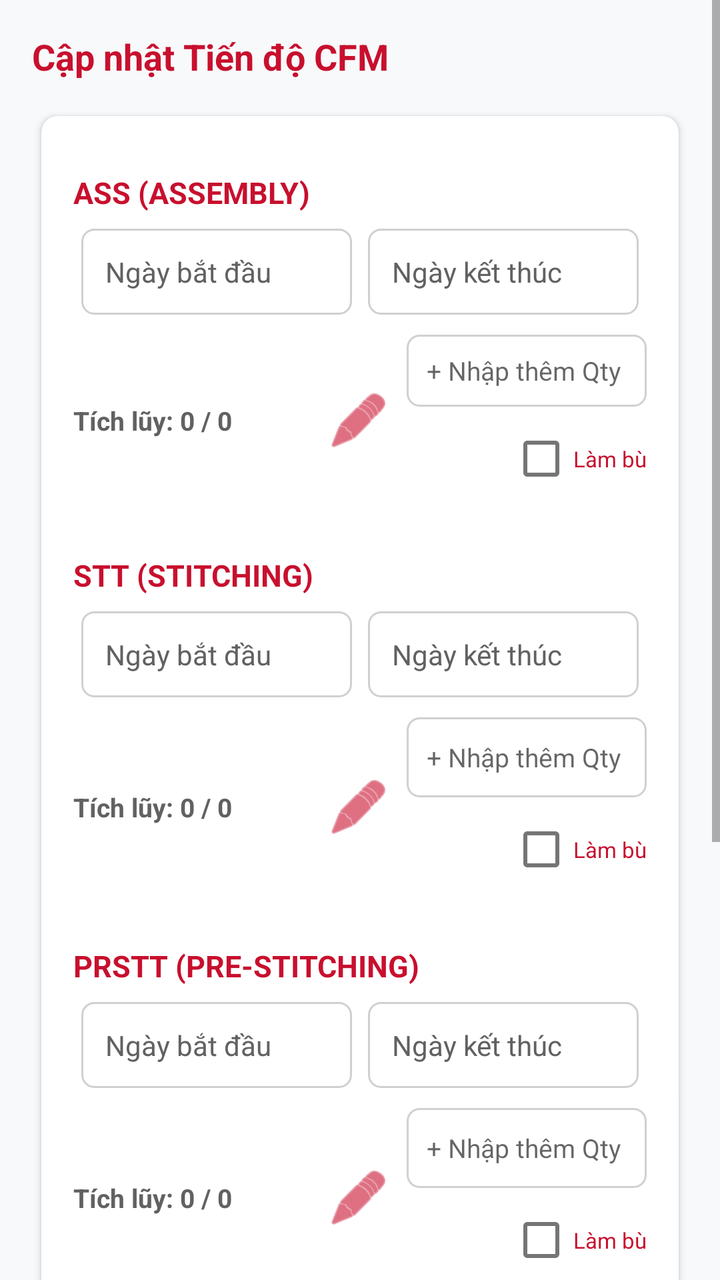
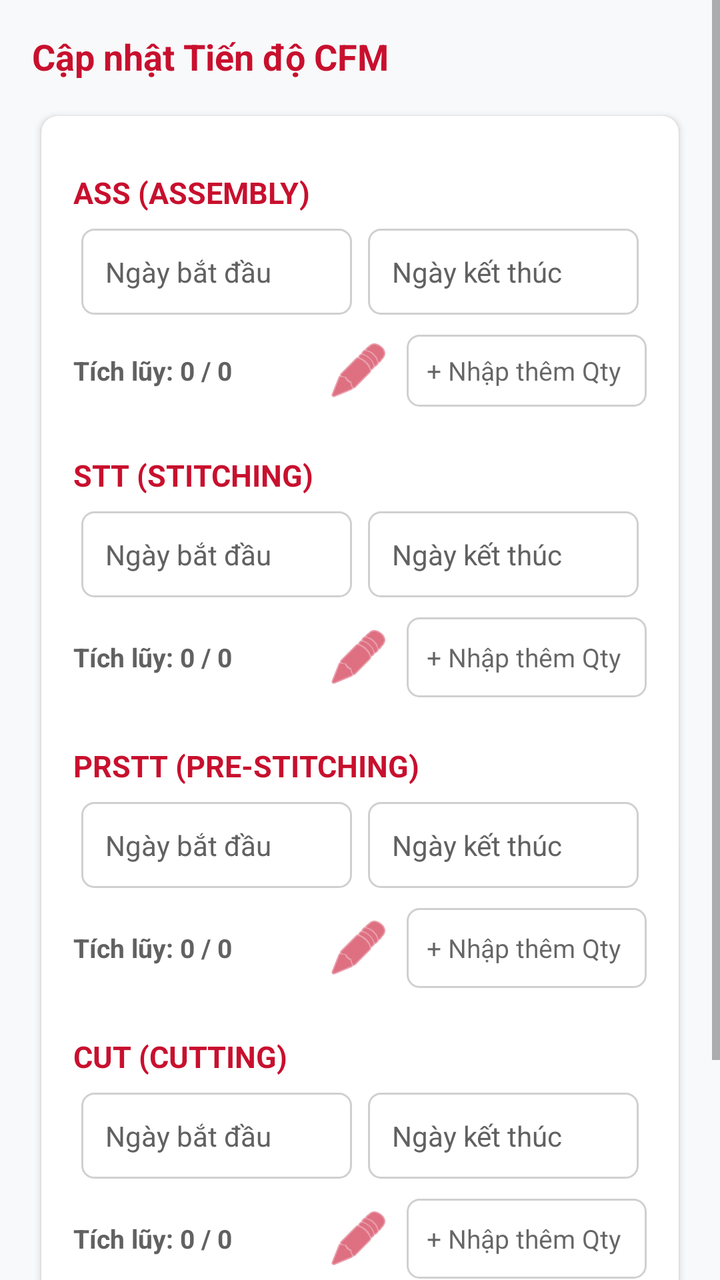

An Android layout rendered at two revisions. The XML below is the earlier revision; the diff shows what the commit changed to produce the second picture.
<!-- AndroidManifest.xml: application theme Theme.Nbcfm -->
<!-- res/layout/activity_update_cfm.xml -->
<?xml version="1.0" encoding="utf-8"?>
<ScrollView xmlns:android="http://schemas.android.com/apk/res/android"
    xmlns:app="http://schemas.android.com/apk/res-auto"
    android:layout_width="match_parent"
    android:layout_height="match_parent"
    android:background="#F8F9FA"
    android:fillViewport="true">

    <LinearLayout
        android:layout_width="match_parent"
        android:layout_height="wrap_content"
        android:orientation="vertical"
        android:padding="16dp">

        <TextView
            android:id="@+id/tvTitle"
            android:layout_width="match_parent"
            android:layout_height="wrap_content"
            android:text="Cập nhật Tiến độ CFM"
            android:textColor="@color/nb_red"
            android:textSize="18sp"
            android:textStyle="bold"
            android:paddingBottom="12dp" />

        <androidx.cardview.widget.CardView
            android:layout_width="match_parent"
            android:layout_height="wrap_content"
            app:cardCornerRadius="8dp"
            app:cardElevation="2dp"
            app:cardUseCompatPadding="true">

            <LinearLayout
                android:layout_width="match_parent"
                android:layout_height="wrap_content"
                android:orientation="vertical"
                android:padding="16dp">

                
                <TextView style="@style/ProcLabel" android:text="ASS (ASSEMBLY)" />
                <LinearLayout style="@style/DateRow">
                    <TextView android:id="@+id/tvAssStart" style="@style/DateBox" android:hint="Ngày bắt đầu" />
                    <TextView android:id="@+id/tvAssEnd"   style="@style/DateBox" android:hint="Ngày kết thúc" />
                </LinearLayout>
                <LinearLayout
                    android:layout_width="match_parent"
                    android:layout_height="wrap_content"
                    android:orientation="horizontal"
                    android:gravity="center_vertical"
                    android:layout_marginTop="6dp"
                    android:layout_marginBottom="12dp">
                    <TextView
                        android:id="@+id/tvAssProgress"
                        android:layout_width="0dp"
                        android:layout_height="wrap_content"
                        android:layout_weight="1"
                        android:text="Tích lũy: 0 / 0"
                        android:textColor="@color/textSecondary"
                        android:textSize="13sp"
                        android:textStyle="bold" />
                    
                    <ImageButton
                        android:id="@+id/btnAssEdit"
                        android:layout_width="32dp"
                        android:layout_height="32dp"
                        android:src="@android:drawable/ic_menu_edit"
                        android:background="?android:attr/selectableItemBackgroundBorderless"
                        android:layout_marginRight="8dp"
                        android:tint="@color/nb_red" />
                    <LinearLayout
                        android:layout_width="wrap_content"
                        android:layout_height="wrap_content"
                        android:orientation="vertical"
                        android:gravity="end">
                        <EditText
                            android:id="@+id/etAssQty"
                            android:layout_width="120dp"
                            android:layout_height="36dp"
                            android:background="@drawable/edit_bg"
                            android:hint="+ Nhập thêm Qty"
                            android:inputType="number"
                            android:paddingHorizontal="10dp"
                            android:textSize="13sp" />
                        <CheckBox
                            android:id="@+id/cbAssMakeup"
                            android:layout_width="wrap_content"
                            android:layout_height="wrap_content"
                            android:text="Làm bù"
                            android:textSize="11sp"
                            android:textColor="@color/nb_red"
                            android:layout_marginTop="2dp" />
                    </LinearLayout>
                </LinearLayout>

                
                <TextView style="@style/ProcLabel" android:text="STT (STITCHING)" />
                <LinearLayout style="@style/DateRow">
                    <TextView android:id="@+id/tvSttStart" style="@style/DateBox" android:hint="Ngày bắt đầu" />
                    <TextView android:id="@+id/tvSttEnd"   style="@style/DateBox" android:hint="Ngày kết thúc" />
                </LinearLayout>
                <LinearLayout
                    android:layout_width="match_parent"
                    android:layout_height="wrap_content"
                    android:orientation="horizontal"
                    android:gravity="center_vertical"
                    android:layout_marginTop="6dp"
                    android:layout_marginBottom="12dp">
                    <TextView
                        android:id="@+id/tvSttProgress"
                        android:layout_width="0dp"
                        android:layout_height="wrap_content"
                        android:layout_weight="1"
                        android:text="Tích lũy: 0 / 0"
                        android:textColor="@color/textSecondary"
                        android:textSize="13sp"
                        android:textStyle="bold" />
                    <ImageButton
                        android:id="@+id/btnSttEdit"
                        android:layout_width="32dp"
                        android:layout_height="32dp"
                        android:src="@android:drawable/ic_menu_edit"
                        android:background="?android:attr/selectableItemBackgroundBorderless"
                        android:layout_marginRight="8dp"
                        android:tint="@color/nb_red" />
                    <LinearLayout
                        android:layout_width="wrap_content"
                        android:layout_height="wrap_content"
                        android:orientation="vertical"
                        android:gravity="end">
                        <EditText
                            android:id="@+id/etSttQty"
                            android:layout_width="120dp"
                            android:layout_height="40dp"
                            android:background="@drawable/edit_bg"
                            android:hint="+ Nhập thêm Qty"
                            android:inputType="number"
                            android:paddingHorizontal="10dp"
                            android:textSize="13sp" />
                        <CheckBox
                            android:id="@+id/cbSttMakeup"
                            android:layout_width="wrap_content"
                            android:layout_height="wrap_content"
                            android:text="Làm bù"
                            android:textSize="11sp"
                            android:textColor="@color/nb_red"
                            android:layout_marginTop="2dp" />
                    </LinearLayout>
                </LinearLayout>

                
                <TextView style="@style/ProcLabel" android:text="PRSTT (PRE-STITCHING)" />
                <LinearLayout style="@style/DateRow">
                    <TextView android:id="@+id/tvPrsttStart" style="@style/DateBox" android:hint="Ngày bắt đầu" />
                    <TextView android:id="@+id/tvPrsttEnd"   style="@style/DateBox" android:hint="Ngày kết thúc" />
                </LinearLayout>
                <LinearLayout
                    android:layout_width="match_parent"
                    android:layout_height="wrap_content"
                    android:orientation="horizontal"
                    android:gravity="center_vertical"
                    android:layout_marginTop="6dp"
                    android:layout_marginBottom="12dp">
                    <TextView
                        android:id="@+id/tvPrsttProgress"
                        android:layout_width="0dp"
                        android:layout_height="wrap_content"
                        android:layout_weight="1"
                        android:text="Tích lũy: 0 / 0"
                        android:textColor="@color/textSecondary"
                        android:textSize="13sp"
                        android:textStyle="bold" />
                    <ImageButton
                        android:id="@+id/btnPrsttEdit"
                        android:layout_width="32dp"
                        android:layout_height="32dp"
                        android:src="@android:drawable/ic_menu_edit"
                        android:background="?android:attr/selectableItemBackgroundBorderless"
                        android:layout_marginRight="8dp"
                        android:tint="@color/nb_red" />
                    <LinearLayout
                        android:layout_width="wrap_content"
                        android:layout_height="wrap_content"
                        android:orientation="vertical"
                        android:gravity="end">
                        <EditText
                            android:id="@+id/etPrsttQty"
                            android:layout_width="120dp"
                            android:layout_height="40dp"
                            android:background="@drawable/edit_bg"
                            android:hint="+ Nhập thêm Qty"
                            android:inputType="number"
                            android:paddingHorizontal="10dp"
                            android:textSize="13sp" />
                        <CheckBox
                            android:id="@+id/cbPrsttMakeup"
                            android:layout_width="wrap_content"
                            android:layout_height="wrap_content"
                            android:text="Làm bù"
                            android:textSize="11sp"
                            android:textColor="@color/nb_red"
                            android:layout_marginTop="2dp" />
                    </LinearLayout>
                </LinearLayout>

                
                <TextView style="@style/ProcLabel" android:text="CUT (CUTTING)" />
                <LinearLayout style="@style/DateRow">
                    <TextView android:id="@+id/tvCutStart" style="@style/DateBox" android:hint="Ngày bắt đầu" />
                    <TextView android:id="@+id/tvCutEnd"   style="@style/DateBox" android:hint="Ngày kết thúc" />
                </LinearLayout>
                <LinearLayout
                    android:layout_width="match_parent"
                    android:layout_height="wrap_content"
                    android:orientation="horizontal"
                    android:gravity="center_vertical"
                    android:layout_marginTop="6dp"
                    android:layout_marginBottom="6dp">
                    <TextView
                        android:id="@+id/tvCutProgress"
                        android:layout_width="0dp"
                        android:layout_height="wrap_content"
                        android:layout_weight="1"
                        android:text="Tích lũy: 0 / 0"
                        android:textColor="@color/textSecondary"
                        android:textSize="13sp"
                        android:textStyle="bold" />
                    <ImageButton
                        android:id="@+id/btnCutEdit"
                        android:layout_width="32dp"
                        android:layout_height="32dp"
                        android:src="@android:drawable/ic_menu_edit"
                        android:background="?android:attr/selectableItemBackgroundBorderless"
                        android:layout_marginRight="8dp"
                        android:tint="@color/nb_red" />
                    <LinearLayout
                        android:layout_width="wrap_content"
                        android:layout_height="wrap_content"
                        android:orientation="vertical"
                        android:gravity="end">
                        <EditText
                            android:id="@+id/etCutQty"
                            android:layout_width="120dp"
                            android:layout_height="40dp"
                            android:background="@drawable/edit_bg"
                            android:hint="+ Nhập thêm Qty"
                            android:inputType="number"
                            android:paddingHorizontal="10dp"
                            android:textSize="13sp" />
                        <CheckBox
                            android:id="@+id/cbCutMakeup"
                            android:layout_width="wrap_content"
                            android:layout_height="wrap_content"
                            android:text="Làm bù"
                            android:textSize="11sp"
                            android:textColor="@color/nb_red"
                            android:layout_marginTop="2dp" />
                    </LinearLayout>
                </LinearLayout>

            </LinearLayout>
        </androidx.cardview.widget.CardView>

        <TextView
            android:id="@+id/tvStatus"
            android:layout_width="match_parent"
            android:layout_height="wrap_content"
            android:textColor="@color/textSecondary"
            android:textSize="13sp"
            android:paddingTop="8dp"
            android:paddingBottom="4dp" />

        <ProgressBar
            android:id="@+id/progressBar"
            style="?android:attr/progressBarStyleSmall"
            android:layout_width="wrap_content"
            android:layout_height="wrap_content"
            android:layout_gravity="center"
            android:visibility="gone" />

        <Button
            android:id="@+id/btnSave"
            android:layout_width="match_parent"
            android:layout_height="wrap_content"
            android:text="SAVE ALL"
            android:textColor="#FFFFFF"
            android:textStyle="bold"
            android:layout_marginTop="12dp"
            android:background="@drawable/btn_red" />

    </LinearLayout>
</ScrollView>
<!-- resources referenced by this layout -->
<resources>
  <color name="nb_red">#C8102E</color>
  <color name="textSecondary">#616161</color>
  <!-- drawable btn_red (drawable) -->
  <?xml version="1.0" encoding="utf-8"?>
  <shape xmlns:android="http://schemas.android.com/apk/res/android"
      android:shape="rectangle">
      <solid android:color="@color/nb_red" />
      <corners android:radius="8dp" />
      <padding android:top="12dp" android:bottom="12dp" />
  </shape>
  <!-- drawable edit_bg (drawable) -->
  <?xml version="1.0" encoding="utf-8"?>
  <shape xmlns:android="http://schemas.android.com/apk/res/android"
      android:shape="rectangle">
      <solid android:color="@color/white" />
      <corners android:radius="6dp" />
      <stroke android:width="1dp" android:color="#D0D0D0" />
  </shape>
  <style name="DateBox">
          <item name="android:layout_width">0dp</item>
          <item name="android:layout_height">wrap_content</item>
          <item name="android:layout_weight">1</item>
          <item name="android:layout_margin">4dp</item>
          <item name="android:padding">12dp</item>
          <item name="android:background">@drawable/edit_bg</item>
          <item name="android:textColor">@color/textPrimary</item>
          <item name="android:textColorHint">@color/textSecondary</item>
          <item name="android:clickable">true</item>
          <item name="android:focusable">true</item>
      </style>
  <style name="DateRow">
          <item name="android:layout_width">match_parent</item>
          <item name="android:layout_height">wrap_content</item>
          <item name="android:orientation">horizontal</item>
      </style>
  <style name="ProcLabel">
          <item name="android:layout_width">match_parent</item>
          <item name="android:layout_height">wrap_content</item>
          <item name="android:textColor">@color/nb_red</item>
          <item name="android:textStyle">bold</item>
          <item name="android:textSize">15sp</item>
          <item name="android:paddingTop">12dp</item>
          <item name="android:paddingBottom">4dp</item>
      </style>
  <style name="Theme.Nbcfm" parent="Theme.MaterialComponents.DayNight.DarkActionBar">
          
          <item name="colorPrimary">@color/purple_500</item>
          <item name="colorPrimaryVariant">@color/purple_700</item>
          <item name="colorOnPrimary">@color/white</item>
          
          <item name="colorSecondary">@color/teal_200</item>
          <item name="colorSecondaryVariant">@color/teal_700</item>
          <item name="colorOnSecondary">@color/black</item>
          
          <item name="android:statusBarColor" tools:targetApi="l">?attr/colorPrimaryVariant</item>
          
      </style>
  <color name="white">#FFFFFF</color>
  <color name="textPrimary">#212121</color>
  <color name="purple_500">#FF6200EE</color>
  <color name="purple_700">#FF3700B3</color>
  <color name="teal_200">#FF03DAC5</color>
  <color name="teal_700">#FF018786</color>
  <color name="black">#FF000000</color>
</resources>

<!-- the commit's change to res/layout/activity_update_cfm.xml (unified diff, before → after) -->
@@ -87,7 +87,8 @@
                             android:text="Làm bù"
                             android:textSize="11sp"
                             android:textColor="@color/nb_red"
-                            android:layout_marginTop="2dp" />
+                            android:layout_marginTop="2dp"
+                            android:visibility="gone" />
                     </LinearLayout>
                 </LinearLayout>
 
@@ -142,7 +143,8 @@
                             android:text="Làm bù"
                             android:textSize="11sp"
                             android:textColor="@color/nb_red"
-                            android:layout_marginTop="2dp" />
+                            android:layout_marginTop="2dp"
+                            android:visibility="gone" />
                     </LinearLayout>
                 </LinearLayout>
 
@@ -197,7 +199,8 @@
                             android:text="Làm bù"
                             android:textSize="11sp"
                             android:textColor="@color/nb_red"
-                            android:layout_marginTop="2dp" />
+                            android:layout_marginTop="2dp"
+                            android:visibility="gone" />
                     </LinearLayout>
                 </LinearLayout>
 
@@ -252,7 +255,8 @@
                             android:text="Làm bù"
                             android:textSize="11sp"
                             android:textColor="@color/nb_red"
-                            android:layout_marginTop="2dp" />
+                            android:layout_marginTop="2dp"
+                            android:visibility="gone" />
                     </LinearLayout>
                 </LinearLayout>
 
